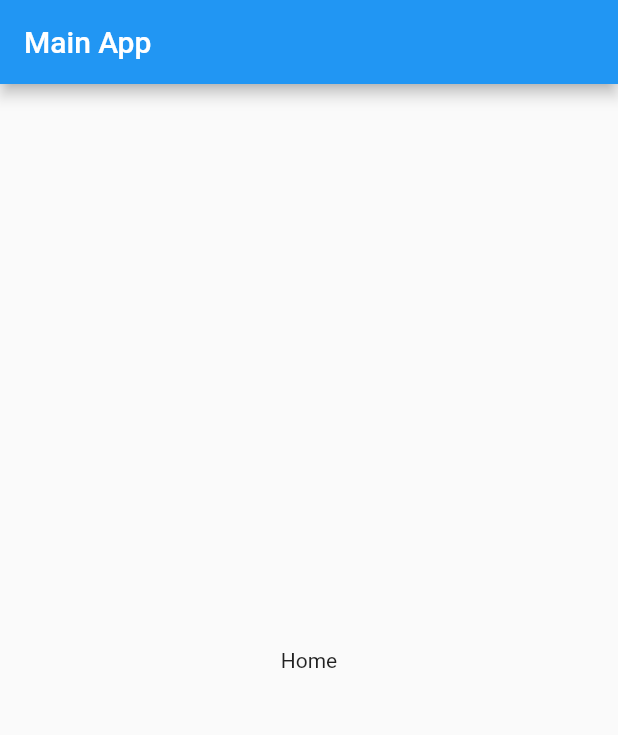
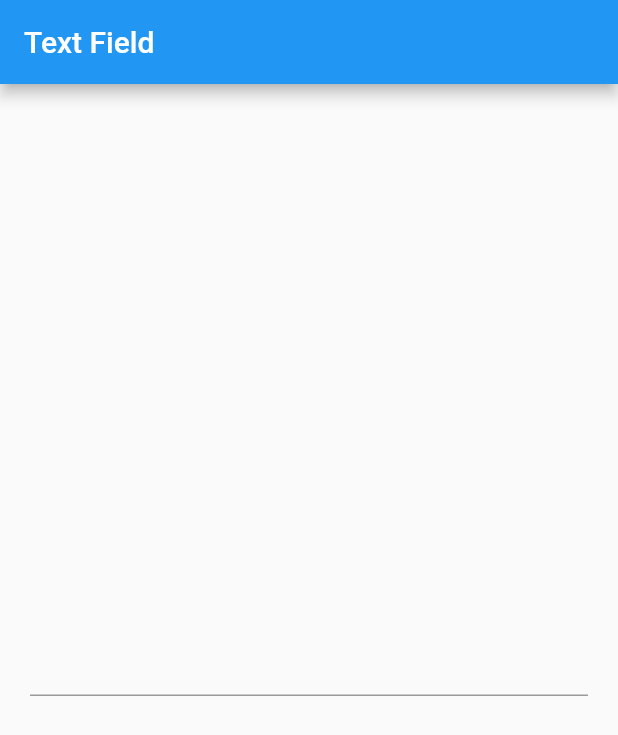
Before and after one commit to untaravc/flutter_start, a Flutter app: the screen it shows after launch, on a phone screen of 412 x 824 dp. Shown: the top 735 px of the screen. Run offline on Flutter 3.47's test engine with Material 2 defaults, Android fonts, the phone set to English and light mode, and no system bars.

Commit message:
text field widget

```diff
--- a/lib/main.dart
+++ b/lib/main.dart
@@ -13,7 +13,7 @@ class MyApp extends StatelessWidget {
       debugShowCheckedModeBanner: false,
       home: Scaffold(
         appBar: AppBar(
-          title: Text('Main App'),
+          title: Text('Text Field'),
         ),
         body: Home(),
       ),
@@ -28,7 +28,13 @@ class Home extends StatelessWidget {
   Widget build(BuildContext context) {
     return Container(
       child: Center(
-        child: Text('Home'),
+        child: Padding(
+          padding: const EdgeInsets.all(20.0),
+          child: TextField(
+            obscureText: false,
+            keyboardType: TextInputType.phone,
+          ),
+        ),
       ),
     );
   }
```
